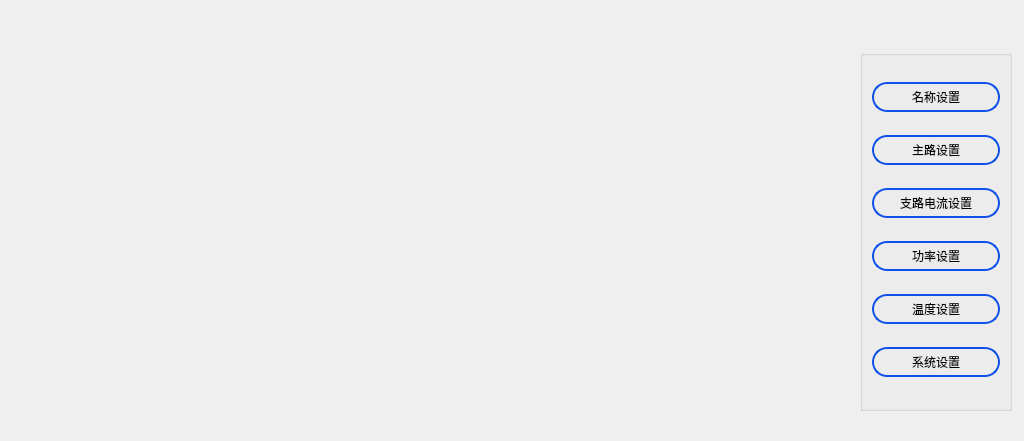
Qt form setting/setmainwid.ui (ChinaClever/BusBar-Qt) before a commit.
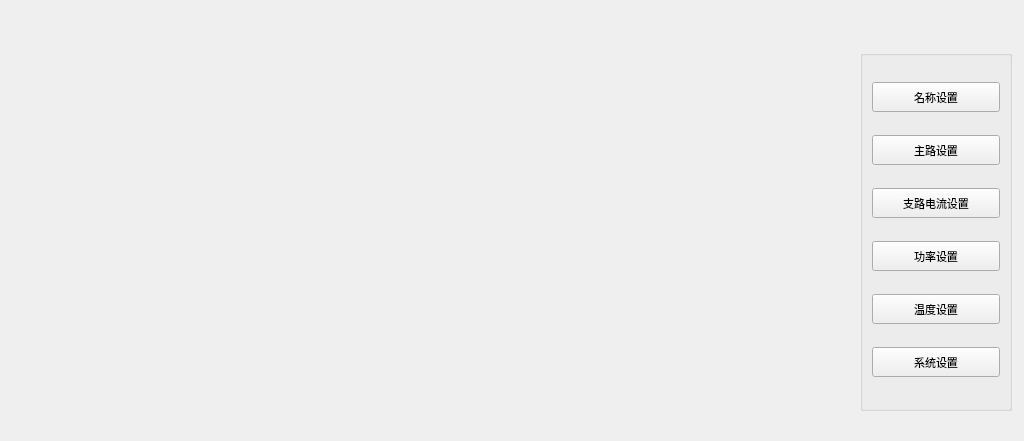
The same form after that commit.

The edit to the form file:
```diff
--- a/setting/setmainwid.ui
+++ b/setting/setmainwid.ui
@@ -10,11 +10,18 @@
     <height>441</height>
    </rect>
   </property>
+  <property name="font">
+   <font>
+    <pointsize>8</pointsize>
+   </font>
+  </property>
   <property name="windowTitle">
    <string>Form</string>
   </property>
   <property name="styleSheet">
-   <string notr="true">QPushButton{border:2px solid rgb(15,80,232);border-radius:15px;}</string>
+   <string notr="true">QPushButton{border:2px solid rgb(15,80,232);border-radius:15px;font: 8pt \&quot;Ubuntu\&quot;;}
+
+</string>
   </property>
   <widget class="QStackedWidget" name="stackedWidget">
    <property name="geometry">
@@ -38,6 +45,11 @@
      <height>361</height>
     </rect>
    </property>
+   <property name="font">
+    <font>
+     <pointsize>8</pointsize>
+    </font>
+   </property>
    <property name="styleSheet">
     <string notr="true">QGroupBox{
 border:5px solid rgb(15,78,225);
@@ -56,6 +68,14 @@
         <height>30</height>
        </size>
       </property>
+      <property name="font">
+       <font>
+        <family>&quot;Ubuntu&quot;</family>
+        <pointsize>8</pointsize>
+        <italic>false</italic>
+        <bold>false</bold>
+       </font>
+      </property>
       <property name="styleSheet">
        <string notr="true"/>
       </property>
@@ -75,6 +95,14 @@
         <height>30</height>
        </size>
       </property>
+      <property name="font">
+       <font>
+        <family>&quot;Ubuntu&quot;</family>
+        <pointsize>8</pointsize>
+        <italic>false</italic>
+        <bold>false</bold>
+       </font>
+      </property>
       <property name="styleSheet">
        <string notr="true"/>
       </property>
@@ -91,6 +119,14 @@
         <height>30</height>
        </size>
       </property>
+      <property name="font">
+       <font>
+        <family>&quot;Ubuntu&quot;</family>
+        <pointsize>8</pointsize>
+        <italic>false</italic>
+        <bold>false</bold>
+       </font>
+      </property>
       <property name="styleSheet">
        <string notr="true"/>
       </property>
@@ -107,6 +143,17 @@
         <height>30</height>
        </size>
       </property>
+      <property name="font">
+       <font>
+        <family>&quot;Ubuntu&quot;</family>
+        <pointsize>8</pointsize>
+        <italic>false</italic>
+        <bold>false</bold>
+       </font>
+      </property>
+      <property name="styleSheet">
+       <string notr="true"/>
+      </property>
       <property name="text">
        <string>功率设置</string>
       </property>
@@ -120,6 +167,14 @@
         <height>30</height>
        </size>
       </property>
+      <property name="font">
+       <font>
+        <family>&quot;Ubuntu&quot;</family>
+        <pointsize>8</pointsize>
+        <italic>false</italic>
+        <bold>false</bold>
+       </font>
+      </property>
       <property name="styleSheet">
        <string notr="true"/>
       </property>
@@ -136,6 +191,14 @@
         <height>30</height>
        </size>
       </property>
+      <property name="font">
+       <font>
+        <family>&quot;Ubuntu&quot;</family>
+        <pointsize>8</pointsize>
+        <italic>false</italic>
+        <bold>false</bold>
+       </font>
+      </property>
       <property name="styleSheet">
        <string notr="true"/>
       </property>
```
